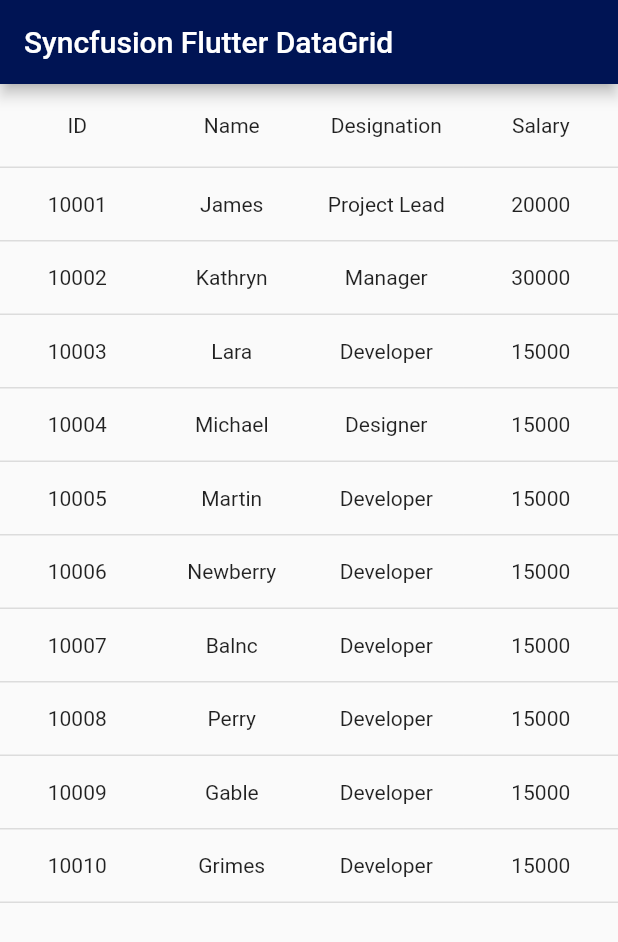
After one commit to Receipt-Information-Parser/Frontend, a Flutter app: the MyHomePage screen opened directly, on a phone screen of 412 x 824 dp. The commit adds this screen. Shown: the top 942 px of the screen. Run offline on Flutter 3.47's test engine with Material 2 defaults, Android fonts, the phone set to English and light mode, and no system bars; drawn by our look-alikes of syncfusion_flutter_datagrid; our stand-ins replace image_picker, permission_handler; missing offline and left inert: dart:ffi, document_scanner_flutter, flutter_downloader; accounts and stored records are empty; network calls fail.

Commit message:
feat(detail): detail 스크린 예시 UI 구현

```diff
--- /dev/null
+++ b/lib/screens/Detail/detail.dart
@@ -0,0 +1,135 @@
+import 'package:flutter/material.dart';
+import 'package:syncfusion_flutter_datagrid/datagrid.dart';
+
+/// The home page of the application which hosts the datagrid.
+class MyHomePage extends StatefulWidget {
+  /// Creates the home page.
+  MyHomePage({Key? key}) : super(key: key);
+
+  @override
+  _MyHomePageState createState() => _MyHomePageState();
+}
+
+class _MyHomePageState extends State<MyHomePage> {
+  List<Employee> employees = <Employee>[];
+  late EmployeeDataSource employeeDataSource;
+
+  @override
+  void initState() {
+    super.initState();
+    employees = getEmployeeData();
+    employeeDataSource = EmployeeDataSource(employeeData: employees);
+  }
+
+  @override
+  Widget build(BuildContext context) {
+    return Scaffold(
+      appBar: AppBar(
+        title: const Text('Syncfusion Flutter DataGrid'),
+      ),
+      body: SfDataGrid(
+        source: employeeDataSource,
+        columnWidthMode: ColumnWidthMode.fill,
+        columns: <GridColumn>[
+          GridColumn(
+              columnName: 'id',
+              label: Container(
+                  padding: EdgeInsets.all(16.0),
+                  alignment: Alignment.center,
+                  child: Text(
+                    'ID',
+                  ))),
+          GridColumn(
+              columnName: 'name',
+              label: Container(
+                  padding: EdgeInsets.all(8.0),
+                  alignment: Alignment.center,
+                  child: Text('Name'))),
+          GridColumn(
+              columnName: 'designation',
+              label: Container(
+                  padding: EdgeInsets.all(8.0),
+                  alignment: Alignment.center,
+                  child: Text(
+                    'Designation',
+                    overflow: TextOverflow.ellipsis,
+                  ))),
+          GridColumn(
+              columnName: 'salary',
+              label: Container(
+                  padding: EdgeInsets.all(8.0),
+                  alignment: Alignment.center,
+                  child: Text('Salary'))),
+        ],
+      ),
+    );
+  }
+
+  List<Employee> getEmployeeData() {
+    return [
+      Employee(10001, 'James', 'Project Lead', 20000),
+      Employee(10002, 'Kathryn', 'Manager', 30000),
+      Employee(10003, 'Lara', 'Developer', 15000),
+      Employee(10004, 'Michael', 'Designer', 15000),
+      Employee(10005, 'Martin', 'Developer', 15000),
+      Employee(10006, 'Newberry', 'Developer', 15000),
+      Employee(10007, 'Balnc', 'Developer', 15000),
+      Employee(10008, 'Perry', 'Developer', 15000),
+      Employee(10009, 'Gable', 'Developer', 15000),
+      Employee(10010, 'Grimes', 'Developer', 15000)
+    ];
+  }
+}
+
+/// Custom business object class which contains properties to hold the detailed
+/// information about the employee which will be rendered in datagrid.
+class Employee {
+  /// Creates the employee class with required details.
+  Employee(this.id, this.name, this.designation, this.salary);
+
+  /// Id of an employee.
+  final int id;
+
+  /// Name of an employee.
+  final String name;
+
+  /// Designation of an employee.
+  final String designation;
+
+  /// Salary of an employee.
+  final int salary;
+}
+
+/// An object to set the employee collection data source to the datagrid. This
+/// is used to map the employee data to the datagrid widget.
+class EmployeeDataSource extends DataGridSource {
+  /// Creates the employee data source class with required details.
+  EmployeeDataSource({required List<Employee> employeeData}) {
+    _employeeData = employeeData
+        .map<DataGridRow>((e) => DataGridRow(cells: [
+      DataGridCell<int>(columnName: 'id', value: e.id),
+      DataGridCell<String>(columnName: 'name', value: e.name),
+      DataGridCell<String>(
+          columnName: 'designation', value: e.designation),
+      DataGridCell<int>(columnName: 'salary', value: e.salary),
+    ]))
+        .toList();
+  }
+
+  List<DataGridRow> _employeeData = [];
+
+  @override
+  List<DataGridRow> get rows => _employeeData;
+
+  @override
+  DataGridRowAdapter buildRow(DataGridRow row) {
+    return DataGridRowAdapter(
+        cells: row.getCells().map<Widget>((e) {
+          return Container(
+            alignment: Alignment.center,
+            padding: EdgeInsets.all(8.0),
+            child: Text(e.value.toString()),
+          );
+        }).toList());
+  }
+}
--- a/lib/screens/Home/home_screen.dart
+++ b/lib/screens/Home/home_screen.dart
@@ -13,6 +13,7 @@
 import 'package:rip_front/constants.dart';
 import 'package:rip_front/http/dto/ReceiptResponse.dart';
 import 'package:rip_front/http/request/ReceiptProvider.dart';
+import 'package:rip_front/screens/Detail/detail.dart';
 
 import '../../../http/dto.dart';
 import '../../../models/current_index.dart';
@@ -103,7 +104,7 @@
   bool? isChecked = false;
   bool isLoading = true;
 
-  String token = "eyJ0eXAiOiJKV1QiLCJhbGciOiJIUzUxMiJ9.eyJ1aWQiOjEsInN1YiI6InJlY2VpcHRtYXRlSnd0IiwiYXRoIjpudWxsLCJlbWwiOiJjaGFuaG8wMzA5QGdtYWlsLmNvbSIsImV4cCI6MTY4NTI4OTg5MSwiaWF0IjoxNjg1Mjg4MDkxfQ.fpkLWfqRusY1SZQ-Yf2SBQ8iB192SAavEVE-csEiUPqW9q6B1SAShRyKOb9TAqLo0F39g3mj366p4IxlhGEn5Q";
+  String token = "eyJ0eXAiOiJKV1QiLCJhbGciOiJIUzUxMiJ9.eyJ1aWQiOjEsInN1YiI6InJlY2VpcHRtYXRlSnd0IiwiYXRoIjpudWxsLCJlbWwiOiJjaGFuaG8wMzA5QGdtYWlsLmNvbSIsImV4cCI6MTY4NTMxNzgwNSwiaWF0IjoxNjg1MzE2MDA1fQ.cVqCwrLcRe2QfuIUrhENVEALxGuI_tey0z9vsjqvIdqdLt-wDhcDNLdSQipE9sl92OV5R2eLGQDMvRc-NcnWFw";
   late ListReceiptResponses receipts;
   ReceiptProvider receiptProvider = ReceiptProvider('${baseUrl}receipt');
 
@@ -212,7 +213,10 @@
                               height: 50,
                               child: TextButton(
                                 onPressed: () {
-                                  // 상세 기록 연결
+                                  Navigator.of(context)
+                                      .pushReplacement(MaterialPageRoute(builder: ((context) {
+                                    return MyHomePage();
+                                  })));
                                 },
                                 child: Text(
                                     DateFormat('yyyy년 MM월 dd일 kk:mm').format(receipts.receipts![index].createdDate),
--- a/pubspec.yaml
+++ b/pubspec.yaml
@@ -44,6 +44,7 @@
   permission_handler: 9.2.0
   path: ^1.8.2
   document_scanner_flutter: ^0.2.3
+  syncfusion_flutter_datagrid: ^21.2.6
 
 dev_dependencies:
   flutter_test:
```
Also changed, not shown: pubspec.lock.
